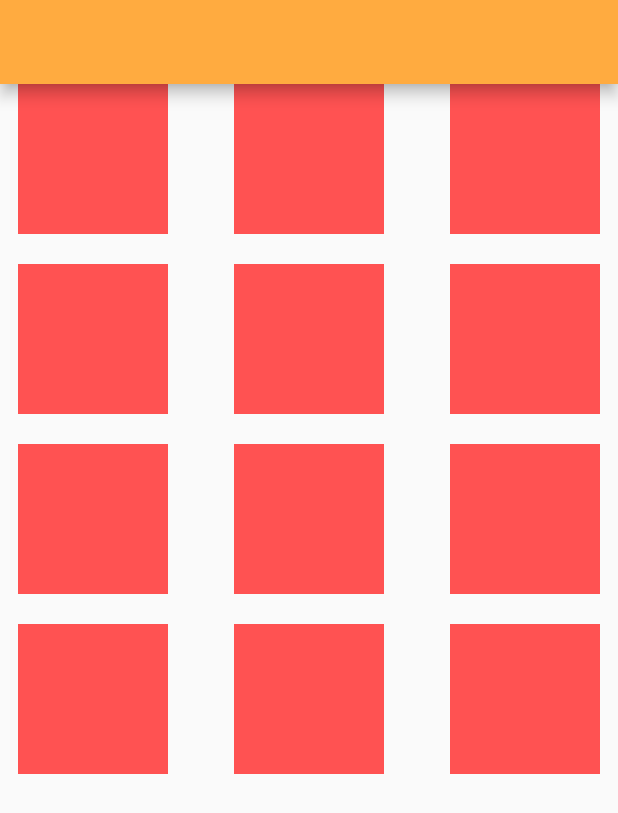
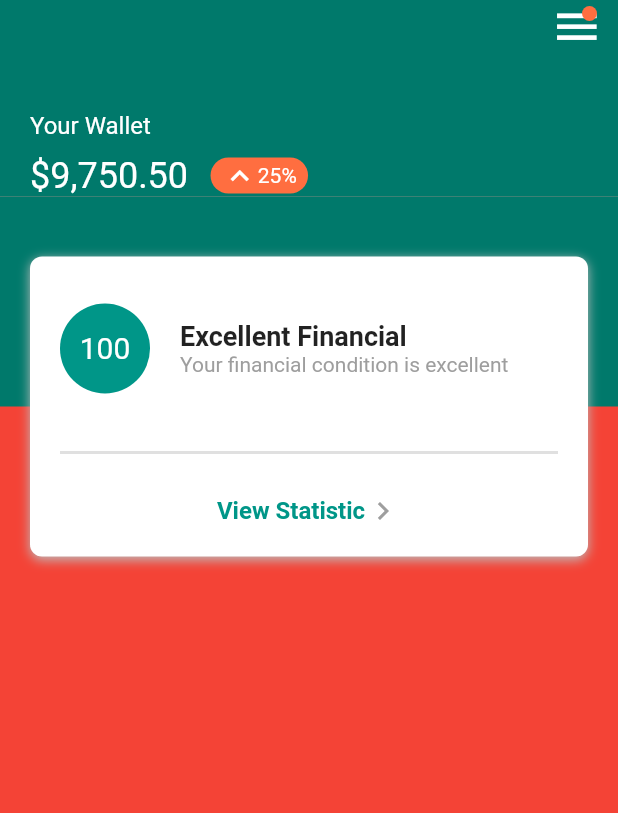
Before and after one commit to sumyathtarwai/code-flutter, a Flutter app: the screen it shows after launch, on a phone screen of 412 x 824 dp. Shown: the top 813 px of the screen. Run offline on Flutter 3.47's test engine with Material 2 defaults, Android fonts, the light colour scheme and no system bars.

Commit message:
added detail page

```diff
--- a/flutter/ui_building/lib/main.dart
+++ b/flutter/ui_building/lib/main.dart
@@ -1,5 +1,5 @@
 import 'package:flutter/material.dart';
-import 'package:ui_building/ui/my_position.dart';
+import 'package:ui_building/ui/wallet/wallet_home.dart';
 
 void main() => runApp(MyApp());
 
@@ -7,8 +7,10 @@ class MyApp extends StatelessWidget {
   @override
   Widget build(BuildContext context) {
     return MaterialApp(
-      theme: ThemeData(primaryColor: Colors.orangeAccent),
-      home: MyPosition(),
+      theme: ThemeData(
+        primaryColor: Colors.teal.shade700,
+      ),
+      home: WalletHome(),
     );
   }
 }
--- a/flutter/ui_building/lib/ui/my_position.dart
+++ b/flutter/ui_building/lib/ui/my_position.dart
@@ -27,7 +27,7 @@ class MyPosition extends StatelessWidget {
         ));
   }
 
-  Container buildContainer({double width = 100.0, double height = 100.0}) {
+  Widget buildContainer({double width = 100.0, double height = 100.0}) {
     return Container(
       width: width,
       height: height,
--- /dev/null
+++ b/flutter/ui_building/lib/ui/wallet/action_bar_widget.dart
@@ -0,0 +1,38 @@
+import 'package:flutter/material.dart';
+
+class ActionBar extends StatelessWidget {
+  @override
+  Widget build(BuildContext context) {
+    return Stack(
+      children: <Widget>[
+        Container(
+          width: 35.0,
+          height: 30.0,
+          child: Icon(
+            Icons.menu,
+            color: Colors.white,
+            size: 35.0,
+          ),
+        ),
+        Positioned(
+          right: 1.5,
+          bottom: 42.0,
+          child: Container(
+            width: 15.0,
+            height: 10.0,
+            decoration: BoxDecoration(
+              shape: BoxShape.circle,
+              color: Colors.deepOrangeAccent,
+            ),
+          ),
+        ),
+      ],
+    );
+  }
+}
+
+//payment
+//receipt
+//input
+//send
+//system update
--- /dev/null
+++ b/flutter/ui_building/lib/ui/wallet/bottom_widget.dart
@@ -0,0 +1,78 @@
+import 'package:flutter/material.dart';
+
+class BottomWidget extends StatelessWidget {
+  final title;
+  final balance;
+  final balancePercent;
+
+  const BottomWidget({this.title, this.balance, this.balancePercent = '0%'});
+
+  @override
+  Widget build(BuildContext context) {
+    final yourWalletText = Text(
+      title,
+      style: TextStyle(
+        fontSize: 16.0,
+        color: Colors.white,
+      ),
+    );
+    final balanceText = Text(
+      balance,
+      style: TextStyle(
+        fontSize: 24.0,
+        color: Colors.white,
+      ),
+    );
+    final balanceUpText = Text(
+      balancePercent,
+      style: TextStyle(
+        color: Colors.white,
+      ),
+    );
+    return Container(
+      child: Column(
+        crossAxisAlignment: CrossAxisAlignment.stretch,
+        children: <Widget>[
+          Container(
+            margin: EdgeInsets.symmetric(
+              vertical: 10.0,
+              horizontal: 20.0,
+            ),
+            child: yourWalletText,
+          ),
+          Row(
+            //mainAxisSize: MainAxisSize.min,
+            children: <Widget>[
+              Container(
+                margin: EdgeInsets.only(
+                  left: 20.0,
+                ),
+                child: balanceText,
+              ),
+              SizedBox(
+                width: 15.0,
+              ),
+              Container(
+                width: 65.0,
+                decoration: BoxDecoration(
+                  color: Colors.deepOrangeAccent,
+                  borderRadius: BorderRadius.circular(40.0),
+                ),
+                child: Row(
+                  mainAxisAlignment: MainAxisAlignment.center,
+                  children: <Widget>[
+                    Icon(
+                      Icons.keyboard_arrow_up,
+                      color: Colors.white,
+                    ),
+                    balanceUpText,
+                  ],
+                ),
+              ),
+            ],
+          )
+        ],
+      ),
+    );
+  }
+}
--- /dev/null
+++ b/flutter/ui_building/lib/ui/wallet/custom_card_widget.dart
@@ -0,0 +1,119 @@
+import 'package:flutter/material.dart';
+
+class CustomCard extends StatelessWidget {
+  final indicator;
+  final title;
+  final subTitle;
+  final link;
+
+  const CustomCard({this.indicator, this.title, this.subTitle, this.link});
+
+  @override
+  Widget build(BuildContext context) {
+    final indicatorCircle = Container(
+      width: 100.0,
+      height: 60.0,
+      decoration: BoxDecoration(
+        shape: BoxShape.circle,
+        color: Colors.teal,
+      ),
+      child: Padding(
+        padding: const EdgeInsets.all(18.0),
+        child: Text(
+          indicator,
+          textAlign: TextAlign.center,
+          style: TextStyle(
+            fontSize: 20.0,
+            color: Colors.white,
+          ),
+        ),
+      ),
+    );
+
+    const divider = Divider(
+      indent: 20.0,
+      endIndent: 20.0,
+      thickness: 2.0,
+    );
+
+    var titleText = Text(
+      title,
+      style: TextStyle(
+        fontSize: 18.0,
+        fontWeight: FontWeight.bold,
+      ),
+    );
+
+    var subTitleText = Text(
+      subTitle,
+      style: TextStyle(
+        color: Colors.grey,
+      ),
+    );
+
+    var statisticText = Text(
+      link,
+      style: TextStyle(
+        fontSize: 16.0,
+        fontWeight: FontWeight.bold,
+        color: Colors.teal,
+      ),
+    );
+    return Container(
+      // card size
+      width: 380.0,
+      height: 200.0,
+      decoration: BoxDecoration(
+        color: Colors.white,
+        borderRadius: BorderRadius.circular(
+          8.0,
+        ),
+        boxShadow: [
+          BoxShadow(
+            blurRadius: 6.0,
+            color: Colors.grey.shade400,
+            offset: Offset(
+              0.0,
+              2.0,
+            ),
+          ),
+        ],
+      ),
+      child: Column(
+        crossAxisAlignment: CrossAxisAlignment.start,
+        children: <Widget>[
+          Expanded(
+            flex: 2,
+            child: Row(
+              mainAxisSize: MainAxisSize.min,
+              children: <Widget>[
+                indicatorCircle,
+                Column(
+                  crossAxisAlignment: CrossAxisAlignment.start,
+                  mainAxisSize: MainAxisSize.min,
+                  children: <Widget>[
+                    titleText,
+                    subTitleText,
+                  ],
+                )
+              ],
+            ),
+          ),
+          divider,
+          Expanded(
+            child: Row(
+              mainAxisAlignment: MainAxisAlignment.center,
+              children: <Widget>[
+                statisticText,
+                Icon(
+                  Icons.keyboard_arrow_right,
+                  color: Colors.grey,
+                )
+              ],
+            ),
+          ),
+        ],
+      ),
+    );
+  }
+}
--- /dev/null
+++ b/flutter/ui_building/lib/ui/wallet/detail_summary_page.dart
@@ -0,0 +1,36 @@
+import 'package:flutter/material.dart';
+
+class DetailSummaryPage extends StatelessWidget {
+  final sendAmount;
+  final payAmount;
+  final topUpAmount;
+  final requestAmount;
+
+  const DetailSummaryPage({
+    this.sendAmount,
+    this.payAmount,
+    this.topUpAmount,
+    this.requestAmount,
+  });
+
+  @override
+  Widget build(BuildContext context) {
+    return Column(
+      crossAxisAlignment: CrossAxisAlignment.end,
+      mainAxisSize: MainAxisSize.min,
+      children: <Widget>[
+        Text('Detail Information'),
+        Card(
+          child: Container(
+            child: FlatButton(
+              child: Text(
+                sendAmount,
+              ),
+              onPressed: () => print('object'),
+            ),
+          ),
+        )
+      ],
+    );
+  }
+}
--- /dev/null
+++ b/flutter/ui_building/lib/ui/wallet/wallet_home.dart
@@ -0,0 +1,69 @@
+import 'package:flutter/material.dart';
+import 'package:ui_building/ui/wallet/action_bar_widget.dart';
+import 'package:ui_building/ui/wallet/bottom_widget.dart';
+import 'package:ui_building/ui/wallet/custom_card_widget.dart';
+import 'package:ui_building/ui/wallet/detail_summary_page.dart';
+
+class WalletHome extends StatelessWidget {
+  @override
+  Widget build(BuildContext context) {
+    return Scaffold(
+      backgroundColor: Colors.grey.shade100,
+      appBar: AppBar(
+        // removed default box shadow
+        elevation: 0.0,
+        actions: <Widget>[
+          Padding(
+            padding: const EdgeInsets.only(
+              right: 10.0,
+            ),
+            child: ActionBar(),
+          ),
+        ],
+        bottom: PreferredSize(
+          preferredSize: Size.fromHeight(
+            75.0,
+          ),
+          child: BottomWidget(
+            title: 'Your Wallet',
+            balance: '\$9,750.50',
+            balancePercent: '25%',
+          ),
+        ),
+      ),
+      body: Container(
+        child: Stack(
+          fit: StackFit.passthrough,
+          children: <Widget>[
+            // detail summary
+            Container(
+              width: double.infinity,
+              height: double.infinity,
+              color: Colors.red,
+              //grey.shade200,
+              child: DetailSummaryPage(sendAmount: "\$10"),
+            ),
+            // background
+            Container(
+              width: double.infinity,
+              height: 140.0,
+              color: Colors.teal.shade700,
+            ),
+            // card
+            Positioned(
+              top: 40.0,
+              left: 20.0,
+              right: 20.0,
+              child: CustomCard(
+                indicator: '100',
+                title: 'Excellent Financial',
+                subTitle: 'Your financial condition is excellent',
+                link: 'View Statistic',
+              ),
+            ),
+          ],
+        ),
+      ),
+    );
+  }
+}
```
